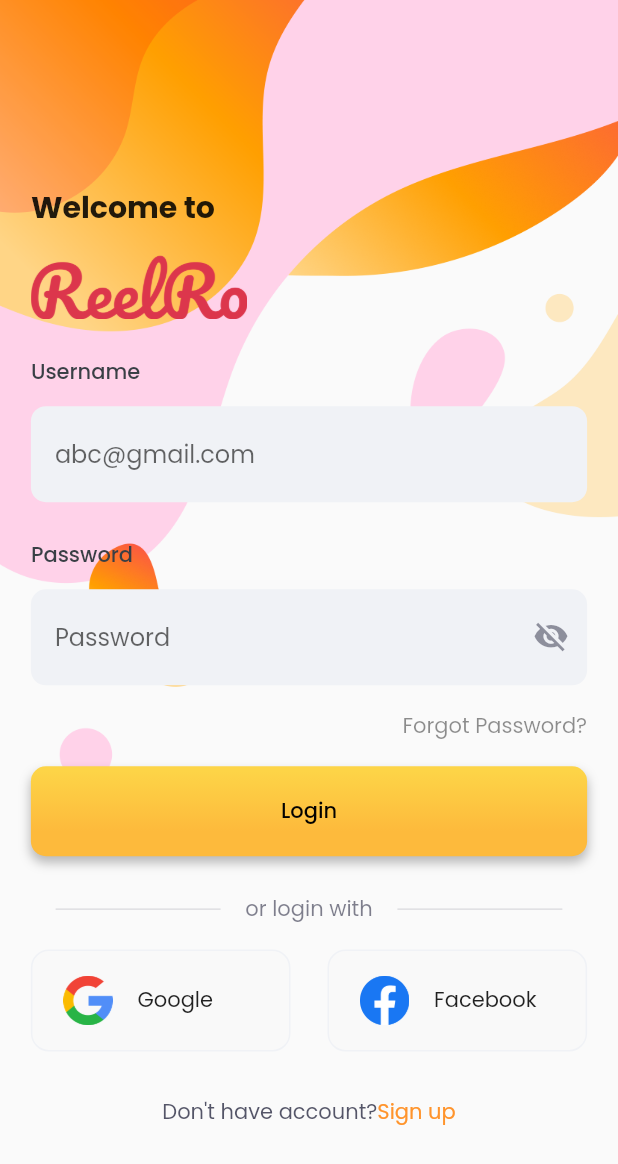
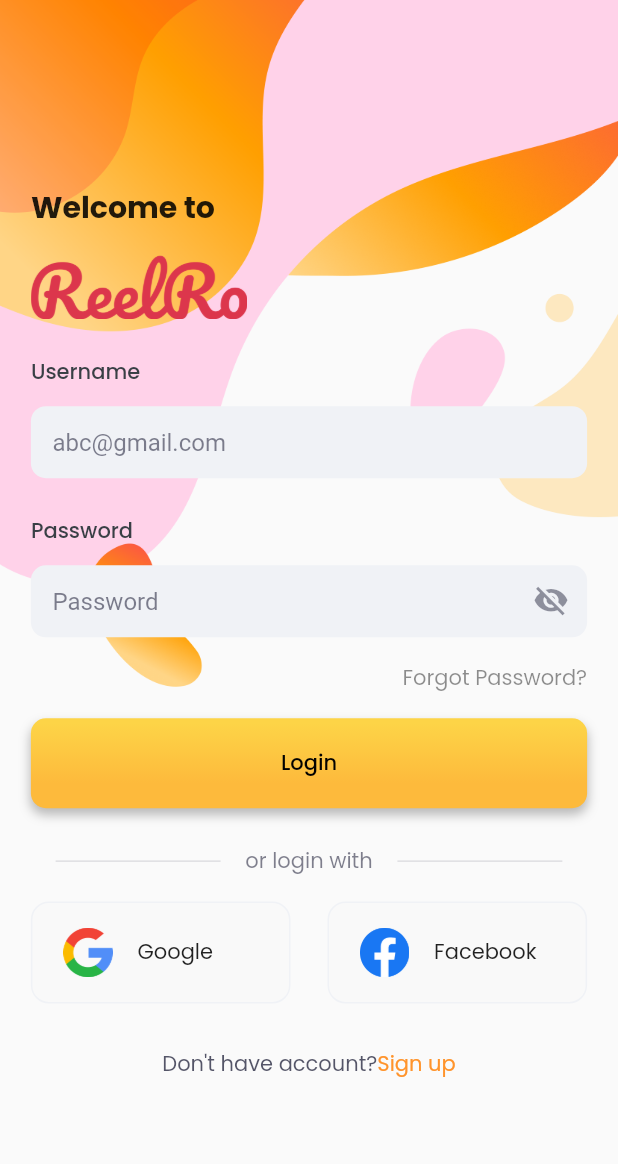
Before and after one commit to yashvala9/final_client_19-10, a Flutter app: the screen it shows after launch, after a tap on "Continue with Email", on a phone screen of 412 x 824 dp. Shown: the top 1164 px of the screen. Run offline on Flutter 3.47's test engine with Material 2 defaults, Android fonts, the phone set to English and light mode, and no system bars; our stand-ins replace firebase_auth, firebase_core, flutter_keyboard_visibility, get, google_sign_in, package_info_plus; accounts and stored records are empty.

Commit message:
Verify email & forgot password ui screens

```diff
--- a/lib/app/modules/auth/login/login_screen.dart
+++ b/lib/app/modules/auth/login/login_screen.dart
@@ -13,6 +13,8 @@ class LoginScreen extends StatelessWidget {
 
   final _formKey = GlobalKey<FormState>();
   final _controller = Get.put(AuthController());
+  final _emailController = TextEditingController();
+  final _passwordController = TextEditingController();
 
   @override
   Widget build(BuildContext context) {
@@ -66,6 +68,7 @@ class LoginScreen extends StatelessWidget {
                             SizedBox(height: Get.height * 0.015),
                             Obx(
                               () => TextFormField(
+                                controller: _emailController,
                                 decoration: InputDecoration(
                                   hintText: 'abc@gmail.com',
                                   suffixIcon:
@@ -96,6 +99,7 @@ class LoginScreen extends StatelessWidget {
                             SizedBox(height: Get.height * 0.015),
                             Obx(
                               () => TextFormField(
+                                controller: _passwordController,
                                 decoration: InputDecoration(
                                   hintText: 'Password',
                                   suffixIcon: GestureDetector(
@@ -123,11 +127,16 @@ class LoginScreen extends StatelessWidget {
                             SizedBox(height: Get.height * 0.02),
                             Align(
                               alignment: Alignment.centerRight,
-                              child: Text(
-                                'Forgot Password?',
-                                textScaleFactor: Get.textScaleFactor,
-                                style: style.bodyMedium?.copyWith(
-                                  color: AppColors.lightBlack.withOpacity(.5),
+                              child: GestureDetector(
+                                onTap: () {
+                                  Get.toNamed(AppRoutes.forgotPassword);
+                                },
+                                child: Text(
+                                  'Forgot Password?',
+                                  textScaleFactor: Get.textScaleFactor,
+                                  style: style.bodyMedium?.copyWith(
+                                    color: AppColors.lightBlack.withOpacity(.5),
+                                  ),
                                 ),
                               ),
                             ),
--- a/lib/app/routes/app_page.dart
+++ b/lib/app/routes/app_page.dart
@@ -1,6 +1,8 @@
 import 'package:get/get.dart';
+import 'package:reel_ro/app/modules/auth/forgot_password/forgot_password_view.dart';
 import 'package:reel_ro/app/modules/auth/login/login_screen.dart';
 import 'package:reel_ro/app/modules/auth/sign_up/signup_screen.dart';
+import 'package:reel_ro/app/modules/auth/verify_email/verify_email.dart';
 import 'package:reel_ro/app/modules/get_started/get_started_view.dart';
 import 'package:reel_ro/app/modules/splash/splash_screen.dart';
 import 'package:reel_ro/app/routes/app_routes.dart';
@@ -27,6 +29,14 @@ class AppPages {
       page: () => HomePage(),
     ),
     GetPage(
+      name: AppRoutes.forgotPassword,
+      page: () => ForgotPasswordView(),
+    ),
+    GetPage(
+      name: AppRoutes.verifyEmail,
+      page: () => VerifyEmailView(),
+    ),
+    GetPage(
       name: AppRoutes.signUp,
       page: () => SignupScreen(),
     ),
--- a/lib/app/routes/app_routes.dart
+++ b/lib/app/routes/app_routes.dart
@@ -5,4 +5,6 @@ class AppRoutes {
   static const dashboard = '/dashboard';
   static const login = '/login';
   static const signUp = '/signUp';
+  static const forgotPassword = '/forgot-password';
+  static const verifyEmail = '/verify-email';
 }
--- a/lib/main.dart
+++ b/lib/main.dart
@@ -66,8 +66,13 @@
         ),
         inputDecorationTheme: InputDecorationTheme(
           filled: true,
-          contentPadding:
-              const EdgeInsets.symmetric(horizontal: 16, vertical: 20),
+          hintStyle: base.textTheme.bodyLarge?.copyWith(
+            color: AppColors.subtitle1Color.withOpacity(.6),
+          ),
+          contentPadding: EdgeInsets.symmetric(
+            horizontal: Get.width * 0.035,
+            vertical: Get.height * 0.015,
+          ),
           fillColor: AppColors.textFieldColor,
           border: OutlineInputBorder(
             borderRadius: BorderRadius.circular(10),
--- a/lib/widgets/custom_button.dart
+++ b/lib/widgets/custom_button.dart
@@ -30,7 +30,7 @@ class Button extends StatelessWidget {
     return GestureDetector(
       onTap: onTap,
       child: Container(
-        width: width ?? Get.width * 0.85,
+        width: width ?? Get.width * 0.83,
         padding: EdgeInsets.symmetric(
           vertical: Get.height * 0.02,
           horizontal: Get.width * 0.05,
```
Also changed, not shown: lib/app/modules/auth/forgot_password/forgot_password_view.dart (added, +77 -0 lines), lib/app/modules/auth/sign_up/signup_screen.dart (+14 -1 lines), lib/app/modules/auth/verify_email/verify_email.dart (added, +159 -0 lines), lib/app/modules/auth/reset_password/reset_password_view.dart (added).
